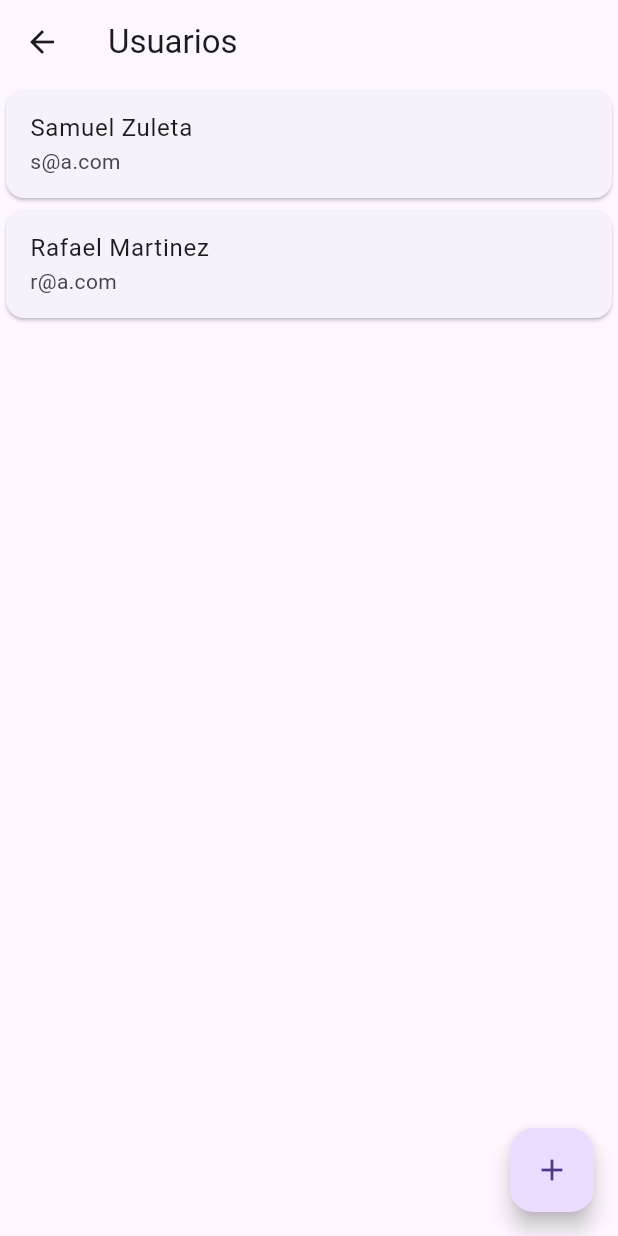
After one commit to Sazumo203/Proyecto_En_Clase_Movil, a Flutter app: the MainUcScreen screen opened directly, after a tap on "Editar usuarios", on a phone screen of 412 x 824 dp. The commit adds this screen. Run offline on Flutter 3.47's test engine with Material 3 defaults, Android fonts, the phone set to English and light mode, and no system bars; our stand-ins replace get; missing offline and left inert: dart:html.

Commit message:
Desarrollo del apartado UC con lista de usuarios clientes y reportes por calificar

```diff
--- /dev/null
+++ b/proyecto_1/lib/domain/models/Clientes.dart
@@ -0,0 +1,20 @@
+class Cliente {
+  Cliente(
+      {this.id,
+      required this.name,});
+
+  int? id;
+  String name;
+
+  int? get gid => id;
+  String get gname => name;
+
+  factory Cliente.fromJson(Map<String, dynamic> json) => Cliente(
+      id: json["id"],
+      name: json["name"] ?? "Cliente");
+
+  Map<String, dynamic> toJson() => {
+        "id": id ?? 0,
+        "name": name,
+      };
+}
--- /dev/null
+++ b/proyecto_1/lib/domain/models/Usuarios.dart
@@ -0,0 +1,30 @@
+class Usuario {
+  Usuario(
+      {this.id,
+      required this.name,
+      required this.correo,
+      required this.password});
+
+  int? id;
+  String name;
+  String correo;
+  String password;
+
+  int? get gid => id;
+  String get gname => name;
+  String get gcorreo => correo;
+  String get gpassword => password;
+
+  factory Usuario.fromJson(Map<String, dynamic> json) => Usuario(
+      id: json["id"],
+      name: json["name"] ?? "Usuario",
+      correo: json["correo"] ?? "",
+      password: json["password"] ?? "12345");
+
+  Map<String, dynamic> toJson() => {
+        "id": id ?? 0,
+        "name": name,
+        "correo": correo,
+        "password": password,
+      };
+}
--- a/proyecto_1/lib/main.dart
+++ b/proyecto_1/lib/main.dart
@@ -1,5 +1,7 @@
 import 'package:flutter/material.dart';
+import 'package:proyecto_1/ui/pages/controllers/Client_controller.dart';
 import 'package:proyecto_1/ui/pages/controllers/Report_controller.dart';
+import 'package:proyecto_1/ui/pages/controllers/User_controller.dart';
 import 'package:proyecto_1/ui/pages/controllers/login_controller.dart';
 import 'package:proyecto_1/ui/pages/pages/login.dart';
 import 'package:get/get.dart';
@@ -19,6 +21,8 @@ class MyApp extends StatelessWidget {
   Widget build(BuildContext context) {
     Get.put(LoginController());
     Get.put(ReportController());
+    Get.put(UserController());
+    Get.put(ClientController());
     return GetMaterialApp(
       title: 'Administrador de reportes',
         debugShowCheckedModeBanner: false,
--- /dev/null
+++ b/proyecto_1/lib/ui/pages/controllers/User_controller.dart
@@ -0,0 +1,57 @@
+import 'dart:html';
+
+import 'package:get/get.dart';
+import 'package:proyecto_1/domain/models/Usuarios.dart';
+
+class UserController extends GetxController {
+  final RxList<Usuario> _users = <Usuario>[].obs;
+  //final UserUseCase userUseCase = Get.find();
+
+  List<Usuario> get users => _users;
+
+  @override
+  void onInit() {
+    initUsers();
+    //GET
+    super.onInit();
+  }
+
+  initUsers() async {
+    _users.value = [
+      Usuario(
+          id: 111,
+          name: "Samuel Zuleta",
+          correo: "s@a.com",
+          password: "54321"),
+      Usuario(
+          id: 222,
+          name: "Rafael Martinez",
+          correo: "r@a.com",
+          password: "654321")
+    ];
+  }
+
+  getUsers() async {
+    //_reports.value = await userUseCase.getUsers();
+  }
+
+  addUser(Usuario user) async {
+    //await userUseCase.addReport(rep);
+    _users.value = [..._users.value, user];
+    getUsers();
+  }
+
+  updateReport(Usuario user) async {
+    //await userUseCase.updateReport(rep);
+    getUsers();
+  }
+
+  void deleteUser(int id) async {
+    //await userUseCase.deleteReport(id);
+    getUsers();
+  }
+
+  //void simulateProcess() async {
+  //  await userUseCase.simulateProcess();
+  //}
+}
--- /dev/null
+++ b/proyecto_1/lib/ui/pages/pages/main_uc.dart
@@ -0,0 +1,88 @@
+import 'package:flutter/material.dart';
+import 'package:get/get.dart';
+import 'package:proyecto_1/ui/pages/controllers/login_controller.dart';
+import 'package:proyecto_1/ui/pages/pages/client_list_uc.dart';
+import 'package:proyecto_1/ui/pages/pages/login.dart';
+import 'package:proyecto_1/ui/pages/pages/report_list_uc.dart';
+import 'package:proyecto_1/ui/pages/pages/users_list_uc.dart';
+
+
+class MainUcScreen extends StatefulWidget {
+  const MainUcScreen({super.key});
+
+
+  @override
+  State<MainUcScreen> createState() => _MainUcScreenState();
+
+}
+
+class _MainUcScreenState extends State<MainUcScreen> {
+  LoginController loginController = Get.find();
+  @override
+  Widget build(BuildContext context) {
+    return Scaffold(
+      resizeToAvoidBottomInset: false,
+      appBar: AppBar(title: const Text("Bienvenido, Administrador"), actions: [
+        IconButton(
+            icon: const Icon(Icons.exit_to_app),
+            onPressed: () {
+              loginController.logout();
+              Get.offAll(const LoginScreen(
+                key: Key('LoginScreen'),
+              ));
+            }),
+      ]),
+      body: Center(
+        child: Padding(
+          padding: const EdgeInsets.fromLTRB(20.0, 25.0, 20.0, 12.0),
+          child: Column(
+            mainAxisAlignment: MainAxisAlignment.center,
+            children: [
+              const Text(
+                "Opciones",
+                style: TextStyle(fontSize: 20),
+              ),
+              const SizedBox(
+                height: 20,
+              ),
+              Row(
+                mainAxisAlignment: MainAxisAlignment.center,
+                children: [
+                  OutlinedButton(
+                    onPressed: (){
+                      Get.to(const UsersListUc());
+                    },
+                    child: const Text("Editar usuarios")
+                  ),
+                  const SizedBox(
+                    width: 20,
+                  ),
+                  OutlinedButton(
+                    onPressed: (){
+                      Get.to(const ClientListUc());
+                    },
+                    child: const Text("Editar Clientes")
+                  ),
+                ]
+
+              ),
+              const SizedBox(
+                height: 20,
+              ),
+              OutlinedButton(
+                  onPressed: () {
+                    Get.to(const ReportListUc());
+                  },
+                  child: const Text("Reportes")
+              ),
+              const SizedBox(
+                height: 20,
+              ),
+            ],
+          ),
+        ),
+      ),
+    );
+  }
+
+}
--- /dev/null
+++ b/proyecto_1/lib/ui/pages/pages/users_list_uc.dart
@@ -0,0 +1,54 @@
+import 'package:flutter/material.dart';
+import 'package:get/get.dart';
+import 'package:proyecto_1/domain/models/Usuarios.dart';
+import 'package:proyecto_1/ui/pages/controllers/User_controller.dart';
+
+
+class UsersListUc extends StatefulWidget {
+  const UsersListUc({super.key});
+
+  @override
+  State<UsersListUc> createState() => _UsersListUc();
+}
+
+class _UsersListUc extends State<UsersListUc> {
+  UserController userController = Get.find();
+
+  @override
+  Widget build(BuildContext context) {
+    return Scaffold(
+      appBar: AppBar(title: const Text("Usuarios"),
+      actions: const []),
+      body: Center(child: _getXlistView()),
+      floatingActionButton: FloatingActionButton(
+        onPressed: () async {
+          //Get.to(
+          //  () => const NewReportPage(),
+          //  //arguments: [user, user.id]
+          //);
+        },
+        child: const Icon(Icons.add),
+      ),
+    );
+  }
+
+  Widget _getXlistView() {
+    return Obx(
+      () => ListView.builder(
+        itemCount: userController.users.length,
+        itemBuilder: (context, index) {
+          Usuario usuario = userController.users[index];
+          return Card(
+            child: ListTile(
+              title: Text(usuario.gname),
+              subtitle: Text(usuario.gcorreo),
+              onTap: () {
+                //Get.to();
+              },
+            ),
+          );
+        },
+      ),
+    );
+  }
+}
```
Also changed, not shown: proyecto_1/lib/ui/pages/controllers/Client_controller.dart (added, +53 -0 lines), proyecto_1/lib/ui/pages/pages/client_list_uc.dart (added, +54 -0 lines), proyecto_1/lib/ui/pages/pages/login.dart (+11 -3 lines), proyecto_1/lib/ui/pages/pages/report_list_uc.dart (added, +45 -0 lines).
